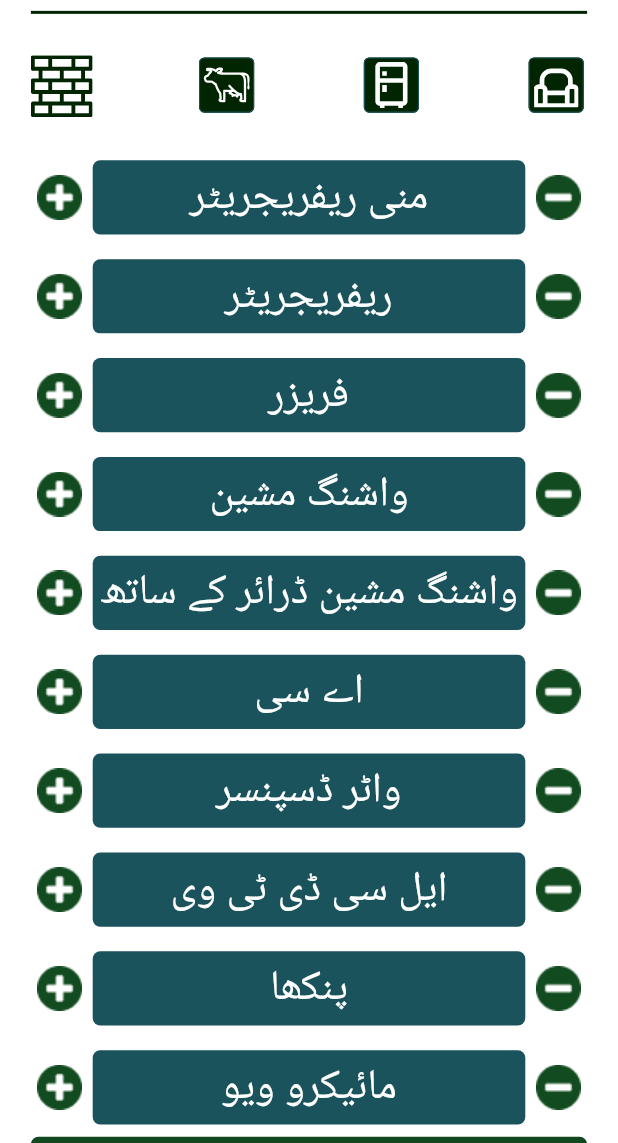
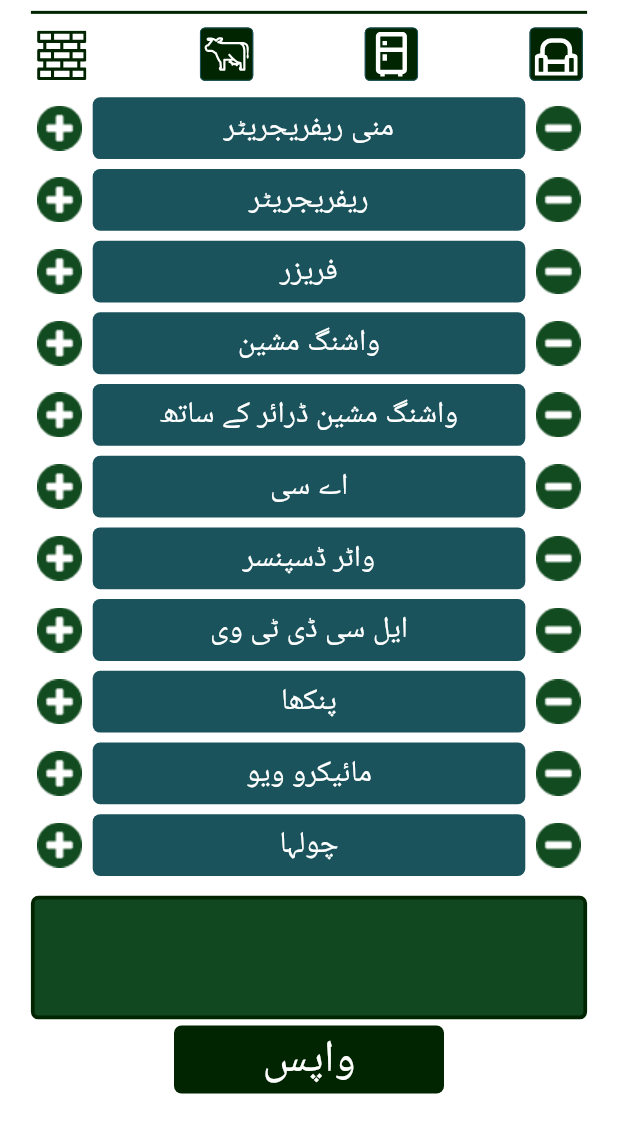
Before and after one commit to Akmalsangi555/newTask, a Flutter app: the screen it shows after launch, after a tap on "سامان داخل کریں", on a phone screen of 412 x 824 dp, the part 93-1236 px from its top. Run offline on Flutter 3.47's test engine with Material 2 defaults, Android fonts, the phone set to English and light mode, and no system bars; our stand-ins replace flutter_svg, flutter_switch, get; Roboto replaces fonts that are missing (Alvi Nastaleeq Regular).

Commit message:
update
updated code

```diff
--- a/lib/view/AddOrder/add_order_view.dart
+++ b/lib/view/AddOrder/add_order_view.dart
@@ -50,7 +50,7 @@ class _AddOrderViewState extends State<AddOrderView> {
                       ],
                     ),
                     Divider(color: AppColor.textColorLight, thickness: 2,),
-                    SizedBox(height: Get.height* 0.02),
+                    // SizedBox(height: Get.height* 0.005),
                     InputNameWidget(),
                     InputPhoneWidget(),
                     DropdownWidget(),
@@ -63,14 +63,14 @@ class _AddOrderViewState extends State<AddOrderView> {
                         width: 220,
                         buttonColor: AppColor.whiteColor,
                         textColor: AppColor.bgColor,
-                        textSize: 28,
+                        textSize: 25,
                         onPressed: () {
                           print('clicked');
                           Get.toNamed(RouteName.addOrderScreen2);
                         }
                     ),
 
-                    SizedBox(height: Get.height* 0.01),
+                    SizedBox(height: Get.height* 0.005),
 
                     Row(
                       children: <Widget>[
@@ -97,22 +97,18 @@ class _AddOrderViewState extends State<AddOrderView> {
                             ),
                           ),
                         ),
-                        // Container(),
-                        // SizedBox(width: 70),
-
                       ],
                     ),
                     SizedBox(height: Get.height* 0.01),
 
-                    addedItemsText('سامان , فریج ۔ اےسی ۔ ٹیبل  \n  کرسی 4', 26, AppColor.whiteColor),
+                    addedItemsText('سامان , فریج ۔ اےسی ۔ ٹیبل  \n  کرسی 4', 25, AppColor.whiteColor),
                     SizedBox(height: Get.height* 0.01),
 
                     ButtonWidget(title: 'آرڈر درج کریں',
                         width: 220,
                         buttonColor: AppColor.whiteColor,
                         textColor: AppColor.bgColor,
-                        textSize: 28,
-                        // textColor: Colors.black,
+                        textSize: 25,
                         onPressed: () {}
                     ),
                     SizedBox(height: Get.height* 0.01),
--- a/lib/view/AddOrder/widgets/dropDownItems.dart
+++ b/lib/view/AddOrder/widgets/dropDownItems.dart
@@ -26,7 +26,7 @@ class DropdownWidget extends StatelessWidget {
       children: [
         Expanded(
           child: Obx(() => Container(
-            height: Get.height* 0.055,
+            height: Get.height* 0.05,
             // width: Get.width* 0.3,
             decoration: BoxDecoration(
                 color: AppColor.textFillColor,
--- a/lib/view/AddOrder/widgets/dukan_k_paisy.dart
+++ b/lib/view/AddOrder/widgets/dukan_k_paisy.dart
@@ -26,7 +26,7 @@ class InputShopWidget extends StatelessWidget {
                     textWidget('گاڑی کی قسم', 36, AppColor.textColorLight),
                     SizedBox(height: MediaQuery.of(context).size.height * 0.005),
                     Obx(() => Container(
-                      height: Get.height* 0.055,
+                      height: Get.height* 0.05,
                       width: Get.width,
                       decoration: BoxDecoration(
                           color: AppColor.textColorLight,
@@ -60,7 +60,7 @@ class InputShopWidget extends StatelessWidget {
                     textWidget(' دکان کے پیسے', 36, AppColor.textColorLight),
                     SizedBox(height: MediaQuery.of(context).size.height * 0.005),
                     Container(
-                      height: Get.height* 0.055,
+                      height: Get.height* 0.05,
                       decoration: BoxDecoration(
                           color: AppColor.textColorLight,
                           borderRadius: BorderRadius.circular(05)
@@ -81,13 +81,13 @@ class InputShopWidget extends StatelessWidget {
 
             ],
           ),
-          SizedBox(height: Get.height* 0.02),
+          SizedBox(height: Get.height* 0.01),
           Row(
             mainAxisAlignment: MainAxisAlignment.spaceBetween,
             children: [
               Expanded(
                 child: Obx(() => Container(
-                  height: Get.height* 0.055,
+                  height: Get.height* 0.05,
                   width: Get.width,
                   decoration: BoxDecoration(
                       color: AppColor.textColorLight,
--- a/lib/view/AddOrder/widgets/input_name_widget.dart
+++ b/lib/view/AddOrder/widgets/input_name_widget.dart
@@ -16,7 +16,7 @@ class InputNameWidget extends StatelessWidget {
         children: [
           Expanded(
             child: Container(
-              height: Get.height* 0.055,
+              height: Get.height* 0.05,
               decoration: BoxDecoration(
                 color: AppColor.textFillColor,
                 borderRadius: BorderRadius.circular(05)
--- a/lib/view/AddOrder/widgets/input_phone_widget.dart
+++ b/lib/view/AddOrder/widgets/input_phone_widget.dart
@@ -11,13 +11,13 @@ class InputPhoneWidget extends StatelessWidget {
   @override
   Widget build(BuildContext context) {
     return Padding(
-      padding: EdgeInsets.symmetric(vertical: Get.height* 0.01),
+      padding: EdgeInsets.symmetric(vertical: Get.height* 0.00),
       child: Row(
         // mainAxisAlignment: MainAxisAlignment.spaceBetween,
         children: [
           Expanded(
             child: Container(
-              height: Get.height* 0.055,
+              height: Get.height* 0.05,
               decoration: BoxDecoration(
                 color: AppColor.textFillColor,
                 borderRadius: BorderRadius.circular(05)
--- a/lib/view/AddOrder/widgets/textWidget.dart
+++ b/lib/view/AddOrder/widgets/textWidget.dart
@@ -13,7 +13,7 @@ addedItemsText(String text, double textFontSize, Color textColor){
   return Padding(
     padding: EdgeInsets.only(right: Get.width* 0.05),
     child: Container(
-      height: Get.height* 0.15,
+      height: Get.height* 0.12,
       width: Get.width* 0.75,
       decoration: BoxDecoration(
         color: AppColor.imageBgColor,
--- a/lib/view/AddOrderPage2/add_order_page2.dart
+++ b/lib/view/AddOrderPage2/add_order_page2.dart
@@ -2,14 +2,11 @@ import 'package:flutter/material.dart';
 import 'package:flutter_svg/svg.dart';
 import 'package:get/get.dart';
 import 'package:new_task/fontFamily.dart';
-import 'package:new_task/res/routes/routes_name.dart';
-
 import '../../res/assets/image_assets.dart';
 import '../../res/colors/app_color.dart';
 import '../../res/components/button_widget.dart';
 import '../AddOrder/widgets/textWidget.dart';
 import 'widgets/listviewWidget.dart';
-import 'widgets/svg_images.dart';
 
 class AddOrderPage2 extends StatefulWidget {
   const AddOrderPage2({Key? key}) : super(key: key);
@@ -41,64 +38,61 @@ class _AddOrderPage2State extends State<AddOrderPage2> {
                       ],
                     ),
                     Divider(color: AppColor.bgColor, thickness: 2,),
-                    SizedBox(height: Get.height* 0.02),
+                    // SizedBox(height: Get.height* 0.02),
 
                     Row(
                       mainAxisAlignment: MainAxisAlignment.spaceBetween,
                       children: [
                       SvgPicture.asset(ImageAssets.svgImage0,
-                      height: Get.height* 0.05,
+                      height: Get.height* 0.04,
                       width: Get.width* 0.1,
                       colorFilter: ColorFilter.mode(AppColor.bgColor, BlendMode.srcIn),
                     ),
                         SvgPicture.asset(ImageAssets.svgImage1,
-                          height: Get.height* 0.06,
+                          height: Get.height* 0.05,
                           width: Get.width* 0.1,
                         ),
                         SvgPicture.asset(ImageAssets.svgImage2,
-                          height: Get.height* 0.06,
+                          height: Get.height* 0.05,
                           width: Get.width* 0.1,
                         ),
                         SvgPicture.asset(ImageAssets.svgImage3,
-                          height: Get.height* 0.06,
+                          height: Get.height* 0.05,
                           width: Get.width* 0.1,
                         ),
-                        // svgImageWidget(ImageAssets.svgImage0, AppColor.bgColor),
-                        // svgImageWidget(ImageAssets.svgImage1),
-                        // svgImageWidget(ImageAssets.svgImage2),
-                        // svgImageWidget(ImageAssets.svgImage3),
                       ],
                     ),
 
-                    SizedBox(height: Get.height* 0.02),
+                    SizedBox(height: Get.height* 0.005),
 
                     listViewItemsWidget(),
+                    // SizedBox(height: Get.height* 0.005),
 
                     Container(
-                      height: Get.height* 0.12,
+                      height: Get.height* 0.1,
                       width: Get.width,
                       decoration: BoxDecoration(
                           color: AppColor.imageBgColor,
                           borderRadius: BorderRadius.circular(05),
-                          border: Border.all(color: AppColor.imageBgColor, width: 2.5)
+                          border: Border.all(color: AppColor.bgColor, width: 2.5)
                       ),
 
                       child: Text('', textAlign: TextAlign.right, style: TextStyle(fontSize: 30,
                           fontFamily: alviNastaleeqRegular, color: AppColor.whiteColor),),
                     ),
 
-                    SizedBox(height: Get.height* 0.01),
+                    SizedBox(height: Get.height* 0.005),
 
                     ButtonWidget(title: 'واپس',
-                        height: Get.height* 0.08, width: 180,
+                        height: Get.height* 0.055, width: 180,
                         buttonColor: AppColor.bgColor,
                         textColor: AppColor.whiteColor,
-                        textSize: 36,
+                        textSize: 30,
                         onPressed: () {
                             Get.back();
                         }
                     ),
-                    SizedBox(height: Get.height* 0.03),
+                    SizedBox(height: Get.height* 0.0),
 
                   ],
                 ),
--- a/lib/view/AddOrderPage2/widgets/listviewWidget.dart
+++ b/lib/view/AddOrderPage2/widgets/listviewWidget.dart
@@ -8,7 +8,8 @@ final ListController controller = Get.put(ListController());
 
 listViewItemsWidget() {
   return Container(
-    height: Get.height * 0.8,
+    height: Get.height * 0.65,
+    // color: Colors.red,
     child: ListView.builder(
       physics: NeverScrollableScrollPhysics(),
       itemCount: controller.dataList.length,
@@ -17,20 +18,20 @@ listViewItemsWidget() {
 
         return Padding(
           padding: EdgeInsets.symmetric(
-              vertical: Get.height * 0.01,
+              vertical: Get.height * 0.004,
               horizontal: Get.width * 0.01),
           child: Row(
             mainAxisAlignment: MainAxisAlignment.spaceBetween,
             children: [
               Image.asset(data.itemIcon1),
               Container(
-                height: Get.height* 0.06,
+                height: Get.height* 0.05,
                 width: Get.width* 0.7,
                 decoration: BoxDecoration(
                   color: AppColor.textBgColor,
                   borderRadius: BorderRadius.circular(05)
                 ),
-                child: Center(child: textWidget(data.itemTitle, 28, AppColor.whiteColor)),
+                child: Center(child: textWidget(data.itemTitle, 20, AppColor.whiteColor)),
               ),
 
               Image.asset(data.itemIcon2),
```
